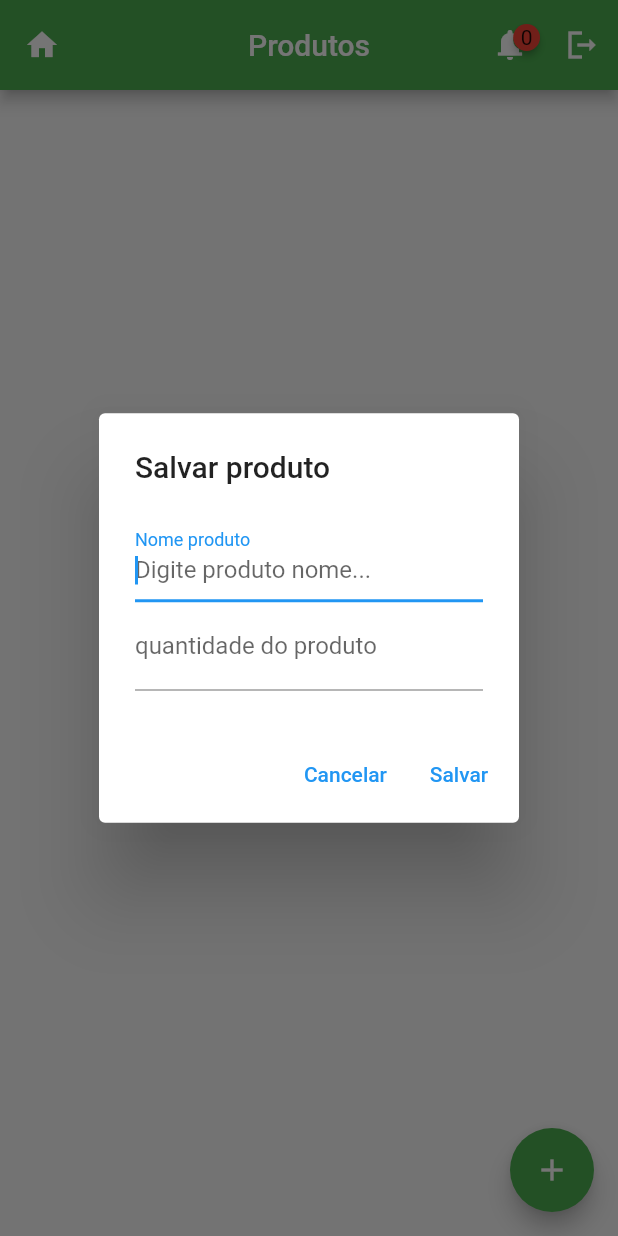
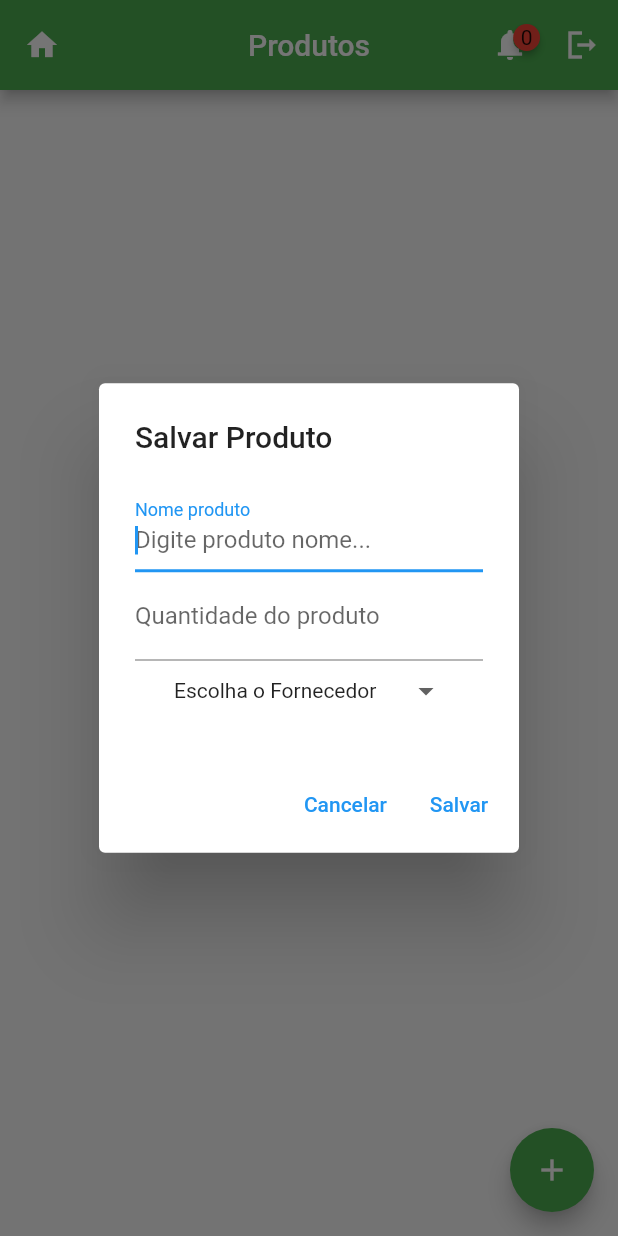
Before and after one commit to GuilhermeDMLopes/controle_estoque_flutter, a Flutter app: the TelaProduto screen opened directly, after a tap on the "add" icon, on a phone screen of 412 x 824 dp. Run offline on Flutter 3.47's test engine with Material 2 defaults, Android fonts, the phone set to English and light mode, and no system bars; drawn by our look-alikes of badges, dropdown_button2; our stand-ins replace sqflite; accounts and stored records are empty.

```diff
--- a/lib/Cabecalho.dart
+++ b/lib/Cabecalho.dart
@@ -4,6 +4,7 @@ import 'package:controle_estoque_c317_flutter/model/Produto.dart';
 import 'package:controle_estoque_c317_flutter/telas/TelaLogin.dart';
 import 'package:controle_estoque_c317_flutter/telas/TelaPrincipal.dart';
 import 'package:badges/badges.dart';
+import 'package:controle_estoque_c317_flutter/telas/TelaProdutosAcabando.dart';
 import 'package:flutter/material.dart';
 
 class Cabecalho {
@@ -32,7 +33,9 @@ class Cabecalho {
           badgeContent: Text("$acabando"), //Text(await _recuperarProduto, style: TextStyle(color: Colors.white)),
           child: IconButton(
             icon: Icon(Icons.notification_add),
-            onPressed: () {},
+            onPressed: () {Navigator.push(
+                context,
+                MaterialPageRoute(builder: (context) => TelaProdutoAcabando()));},
           ),
           position: BadgePosition.topEnd(top: 12, end: 4),
 
--- a/lib/telas/TelaFornecedor.dart
+++ b/lib/telas/TelaFornecedor.dart
@@ -41,7 +41,7 @@ class _TelaFornecedorState extends State<TelaFornecedor> {
         context: context,
         builder: (context){
           return AlertDialog(
-            title: Text("$textoSalvarAtualizar fornecedor"),
+            title: Text("$textoSalvarAtualizar Fornecedor"),
             content: Column(
               mainAxisSize: MainAxisSize.min,
               children: <Widget>[
--- a/lib/telas/TelaProduto.dart
+++ b/lib/telas/TelaProduto.dart
@@ -1,5 +1,8 @@
 import 'package:controle_estoque_c317_flutter/Cabecalho.dart';
 //import 'package:controle_estoque_c317_flutter/DAO/ProdutoDAO.dart';
+
+import 'package:dropdown_button2/dropdown_button2.dart';
+
 import 'package:controle_estoque_c317_flutter/model/Produto.dart';
 import 'package:flutter/material.dart';
 import 'package:intl/date_symbol_data_local.dart';
@@ -18,6 +21,14 @@ class _TelaProdutoState extends State<TelaProduto> {
   TextEditingController _quantidadeController = TextEditingController();
   var _quantidade = 0;
   var _db = DatabaseHelper();
+  String? _selectedValue = 'Escolha o Fornecedor';
+  List<String> items = [
+    'Escolha o Fornecedor',
+    'Item2',
+    'Item3',
+    'Item4',
+  ];
+
 
   List<Produto> _produtos = <Produto>[];
 
@@ -38,13 +49,16 @@ class _TelaProdutoState extends State<TelaProduto> {
     showDialog(
         context: context,
         builder: (context){
+          return StatefulBuilder(
+              builder: (BuildContext context, StateSetter setState)
+              {
                 return AlertDialog(
-            title: Text("$textoSalvarAtualizar produto"),
+                  title: Text("$textoSalvarAtualizar Produto"),
                   content: Column(
                     mainAxisSize: MainAxisSize.min,
                     children: <Widget>[
                       TextField(
-                  keyboardType:TextInputType.text,
+                        keyboardType: TextInputType.text,
                         controller: _nome_produtoController,
                         autofocus: true,
                         decoration: InputDecoration(
@@ -53,11 +67,46 @@ class _TelaProdutoState extends State<TelaProduto> {
                         ),
                       ),
                       TextField(
-                  keyboardType:TextInputType.number,
+                        keyboardType: TextInputType.number,
                         controller: _quantidadeController,
                         decoration: InputDecoration(
-                      labelText: "quantidade do produto",
+                            labelText: "Quantidade do produto",
                             hintText: "Digite quantidade produto ..."
+                        ),
+                      ),
+                      DropdownButtonHideUnderline(
+                        child: DropdownButton2(
+                          hint: Text(
+                            '$_selectedValue',
+                            style: TextStyle(
+                              fontSize: 14,
+                              color: Theme
+                                  .of(context)
+                                  .hintColor,
+                            ),
+                          ),
+                          items: items
+                              .map((item) =>
+                              DropdownMenuItem<String>(
+                                value: item,
+                                child: Text(
+                                  item,
+                                  style: const TextStyle(
+                                    fontSize: 14,
+                                  ),
+                                ),
+                              ))
+                              .toList(),
+                          value: '$_selectedValue',
+                          onChanged: (value) {
+                            setState(() {
+                              _selectedValue = value as String;
+                              print(_selectedValue);
+                            });
+                          },
+                          buttonHeight: 40,
+                          buttonWidth: 180,
+                          itemHeight: 40,
                         ),
                       )
                     ],
@@ -68,8 +117,7 @@ class _TelaProdutoState extends State<TelaProduto> {
                         child: Text("Cancelar")
                     ),
                     TextButton(
-                  onPressed: (){
-
+                        onPressed: () {
                           //salvar
                           _salvarAtulizarproduto(produtoSelecionada: produto);
 
@@ -78,6 +126,8 @@ class _TelaProdutoState extends State<TelaProduto> {
                         child: Text(textoSalvarAtualizar)
                     )
                   ],
+                );
+              },
           );
         }
     );
--- a/pubspec.yaml
+++ b/pubspec.yaml
@@ -37,6 +37,7 @@ dependencies:
   sqflite: ^2.0.2+1
   intl: ^0.17.0
   badges: ^2.0.2
+  dropdown_button2: ^1.4.0
 
 dev_dependencies:
   flutter_test:
```
Also changed, not shown: lib/telas/TelaProdutosAcabando.dart (added, +215 -0 lines), pubspec.lock. Lines whose indentation alone changed are shown as unchanged.
